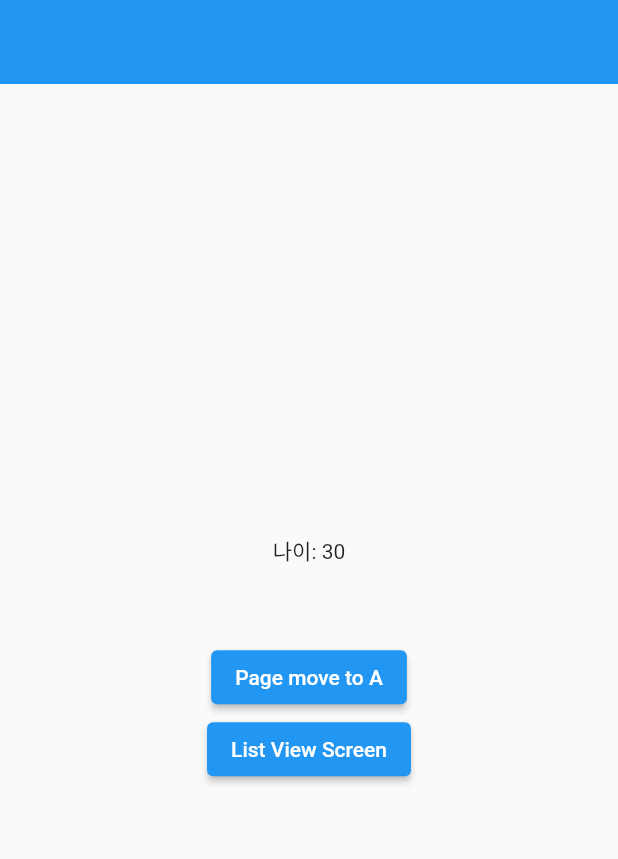
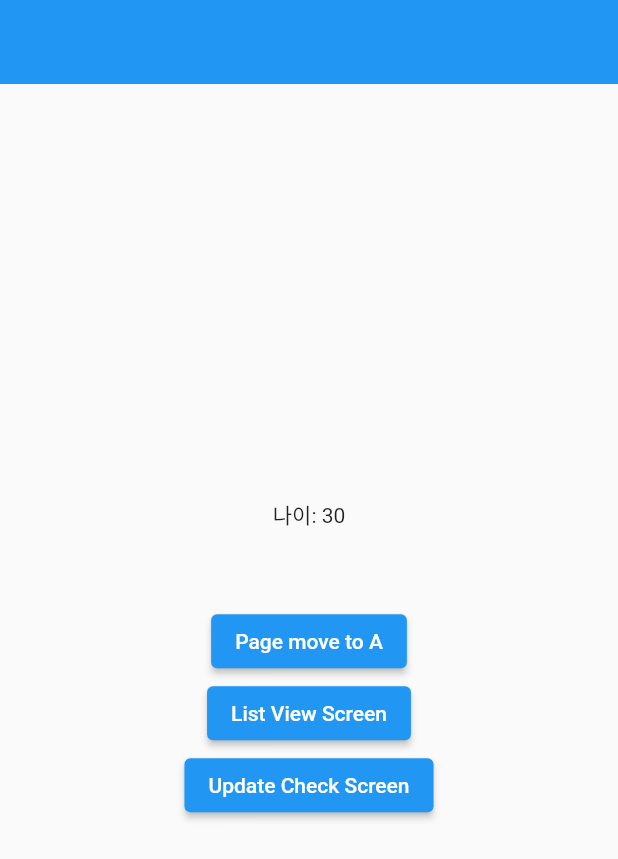
Before and after one commit to Danny-Yun/flutter-study, a Flutter app: the screen it shows after launch, on a phone screen of 412 x 824 dp. Shown: the top 859 px of the screen. Run offline on Flutter 3.47's test engine with Material 2 defaults, Android fonts, the phone set to English and light mode, and no system bars; our stand-ins replace get.

```diff
--- /dev/null
+++ b/apply_get_x/lib/bindings/UpdateCheckScreenControllerBinding.dart
@@ -0,0 +1,10 @@
+import 'package:apply_get_x/controller/UpdateCheckScreenController.dart';
+import 'package:get/get.dart';
+
+class UpdateCheckScreenControllerBinding extends Bindings {
+  @override
+  void dependencies() {
+    // TODO: implement dependencies
+    Get.lazyPut(() => UpdateCheckScreenController());
+  }
+}
--- /dev/null
+++ b/apply_get_x/lib/controller/UpdateCheckScreenController.dart
@@ -0,0 +1,3 @@
+import 'package:get/get.dart';
+
+class UpdateCheckScreenController extends GetxController {}
--- a/apply_get_x/lib/route/RoutePage.dart
+++ b/apply_get_x/lib/route/RoutePage.dart
@@ -1,13 +1,16 @@
 import 'package:apply_get_x/bindings/Page_A_Controller_Binding.dart';
+import 'package:apply_get_x/bindings/UpdateCheckScreenControllerBinding.dart';
 import 'package:apply_get_x/screen/DefaultScreen.dart';
 import 'package:apply_get_x/screen/ListViewScreen.dart';
 import 'package:apply_get_x/screen/Page_A.dart';
+import 'package:apply_get_x/screen/UpdateCheckScreen.dart';
 import 'package:get/get.dart';
 
 class RoutePage {
   static const String DEFAULT_SCREEN = "/default_screen";
   static const String PAGE_A = "/page_a";
   static const String LIST_VIEW_SCREEN = "/list_view";
+  static const String UPDATE_CHECK_SCREEN = "/update_check";
 
   static movePage(String pageName) => Get.toNamed(pageName);
 
@@ -37,5 +40,11 @@ class RoutePage {
       name: LIST_VIEW_SCREEN,
       page: () => ListViewScreen(),
     ),
+    GetPage(
+      name: UPDATE_CHECK_SCREEN,
+      page: () => UpdateCheckScreen(),
+      transition: Transition.rightToLeft,
+      binding: UpdateCheckScreenControllerBinding(),
+    ),
   ];
 }
--- a/apply_get_x/lib/screen/DefaultScreen.dart
+++ b/apply_get_x/lib/screen/DefaultScreen.dart
@@ -50,6 +50,12 @@ class _DefaultScreenState extends State<DefaultScreen> {
               },
               child: Text('List View Screen'),
             ),
+            ElevatedButton(
+              onPressed: () {
+                RoutePage.movePage(RoutePage.UPDATE_CHECK_SCREEN);
+              },
+              child: Text('Update Check Screen'),
+            ),
           ],
         ),
       ),
--- a/apply_get_x/pubspec.yaml
+++ b/apply_get_x/pubspec.yaml
@@ -30,6 +30,7 @@ dependencies:
   flutter:
     sdk: flutter
   get: ^4.6.1
+  http: ^0.13.4
 
   # The following adds the Cupertino Icons font to your application.
   # Use with the CupertinoIcons class for iOS style icons.
```
Also changed, not shown: apply_get_x/lib/screen/UpdateCheckScreen.dart (added, +48 -0 lines), apply_get_x/pubspec.lock.
